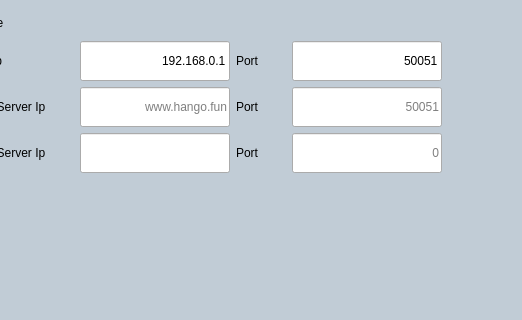
Old version of the form src/setting_page/SettingPageNetwork.ui in the repository hanjingo/rag-qt; both pictures show x 107 to 629 and y 0 to 320 of the 903 by 654 pixel window.
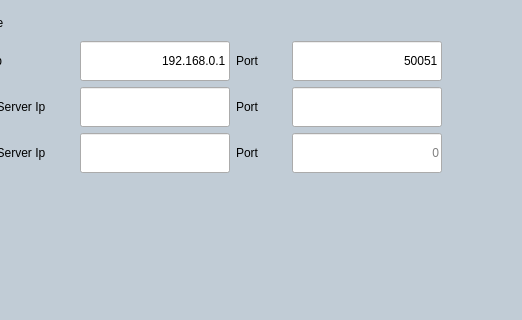
New version of the form.

Patch:
```diff
--- a/src/setting_page/SettingPageNetwork.ui
+++ b/src/setting_page/SettingPageNetwork.ui
@@ -321,7 +321,7 @@
         <set>Qt::AlignmentFlag::AlignRight|Qt::AlignmentFlag::AlignTrailing|Qt::AlignmentFlag::AlignVCenter</set>
        </property>
        <property name="placeholderText">
-        <string>www.hango.fun</string>
+        <string/>
        </property>
       </widget>
      </item>
@@ -383,7 +383,7 @@
         <bool>false</bool>
        </property>
        <property name="placeholderText">
-        <string>50051</string>
+        <string/>
        </property>
       </widget>
      </item>
```
